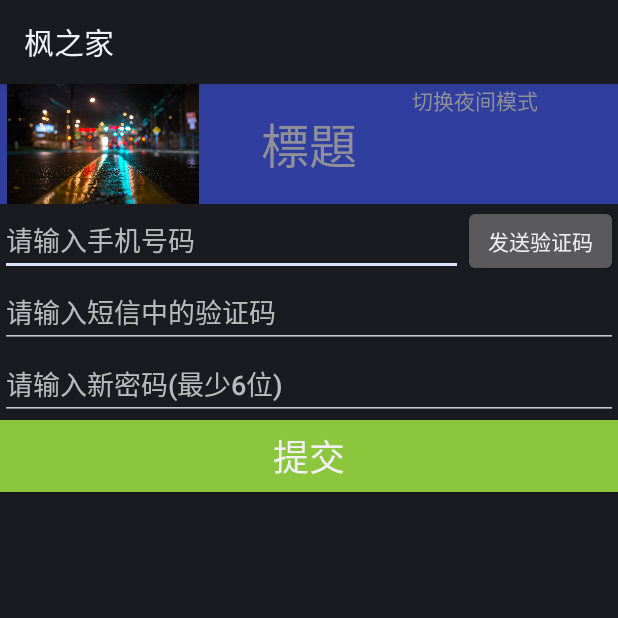
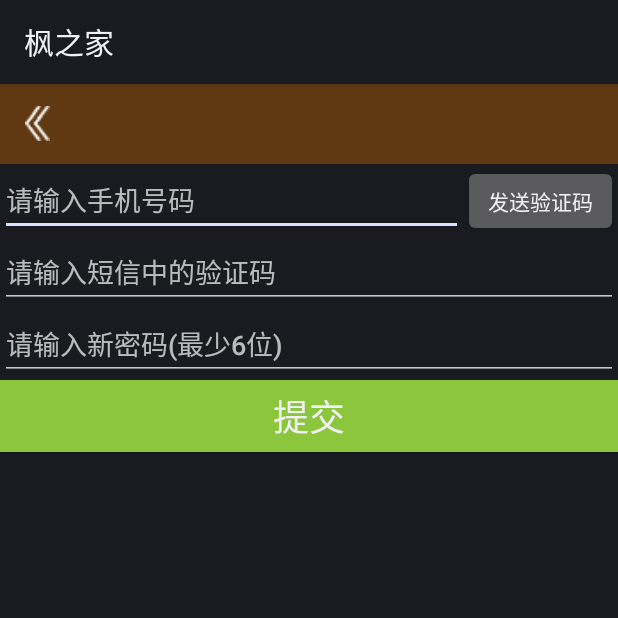
Before and after one commit to zxg1351/decorateOfMaple, an Android app: the ForgetPasswordActivity screen opened directly, with no data from a screen before it, on a phone screen of 412 x 824 dp, the top half of it. Run offline under Robolectric (Android 15) with nearby library versions, the phone set to English and light mode, and no system bars.

Commit message:
#20170428修改代碼

```diff
--- a/app/src/main/res/layout/include_head_text.xml
+++ b/app/src/main/res/layout/include_head_text.xml
@@ -1,30 +1,53 @@
 <?xml version="1.0" encoding="utf-8"?>
 <LinearLayout xmlns:android="http://schemas.android.com/apk/res/android"
-              android:layout_width="match_parent"
-              android:layout_height="80dp"
-              android:background="@color/colorPrimaryDark"
-              android:orientation="horizontal">
+    android:layout_width="match_parent"
+    android:layout_height="80px"
+    android:background="@color/coffee"
+    android:orientation="horizontal">
+    <LinearLayout
+        android:id="@+id/repage_back"
+        android:layout_width="100px"
+        android:layout_height="fill_parent"
+        android:gravity="left|center"
+        android:onClick="onBackPressed"
+        android:orientation="horizontal">
 
-    <ImageView
-        android:layout_width="0dp"
-        android:layout_height="wrap_content"
-        android:layout_weight="1"
-        android:src="@drawable/icon_rain"/>
+        <ImageView
+            android:id="@+id/iv_minemenu"
+            android:layout_width="35px"
+            android:layout_height="35px"
+            android:layout_marginLeft="@dimen/margin_left20"
+            android:src="@mipmap/btn_back" />
+    </LinearLayout>
 
     <TextView
         android:id="@+id/tv_title"
         android:layout_width="0dp"
-        android:layout_weight="1"
+        android:layout_height="match_parent"
+        android:layout_weight="10"
+        android:ellipsize="end"
         android:gravity="center"
-        android:textSize="32sp"
-        android:layout_height="match_parent"
-        android:text="標題"/>
+        android:singleLine="true"
+        android:textColor="@color/white"
+        android:textSize="34px" />
 
-    <TextView
-        android:id="@+id/change_dark_light"
-        android:layout_weight="1"
-        android:layout_width="0dp"
-        android:layout_height="match_parent"
-        android:onClick="darkandlight"
-        android:text="切换夜间模式"/>
+    <LinearLayout
+        android:id="@+id/repage_next"
+        android:layout_width="100px"
+        android:layout_height="fill_parent"
+        android:gravity="center|right"
+        android:onClick="reMainPage"
+        android:orientation="horizontal">
+
+        <TextView
+            android:id="@+id/tv_text"
+            android:layout_width="wrap_content"
+            android:layout_height="wrap_content"
+            android:layout_marginRight="@dimen/margin_right"
+            android:textColor="@color/white"
+            android:textSize="@dimen/test_size"
+
+            />
+    </LinearLayout>
+
 </LinearLayout>
--- a/app/src/main/res/values/colors.xml
+++ b/app/src/main/res/values/colors.xml
@@ -30,4 +30,5 @@
     <color name="color_bottom_text_normal">#9da0a4</color>
     <color name="transparent">#00000000</color>
     <color name="guide_color">#898989</color>
+    <color name="coffee">#603912</color>
 </resources>
--- a/app/src/main/res/values/dimens.xml
+++ b/app/src/main/res/values/dimens.xml
@@ -4,4 +4,8 @@
     <dimen name="activity_vertical_margin">16dp</dimen>
     <dimen name="test_size">32sp</dimen>
     <dimen name="test_size_one">24sp</dimen>
+
+    <dimen name="margin_left20">20px</dimen>
+    <dimen name="margin_right">20px</dimen>
+
 </resources>
```
Also changed, not shown: app/src/main/res/mipmap-xxhdpi/btn_back.png (added).
